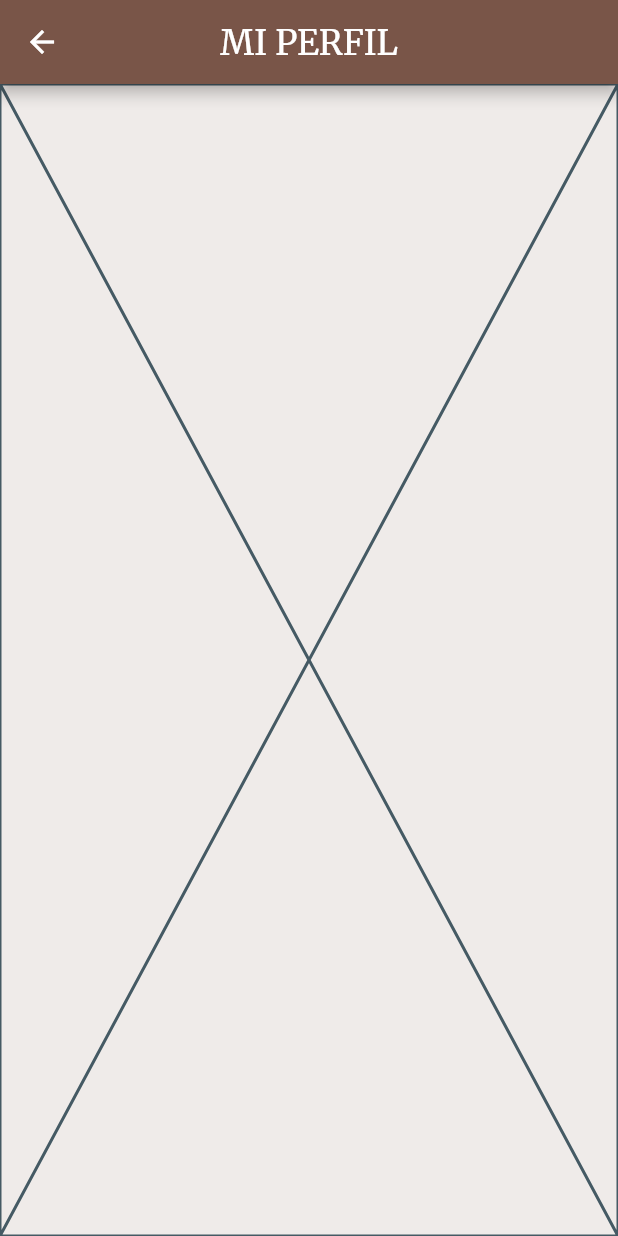
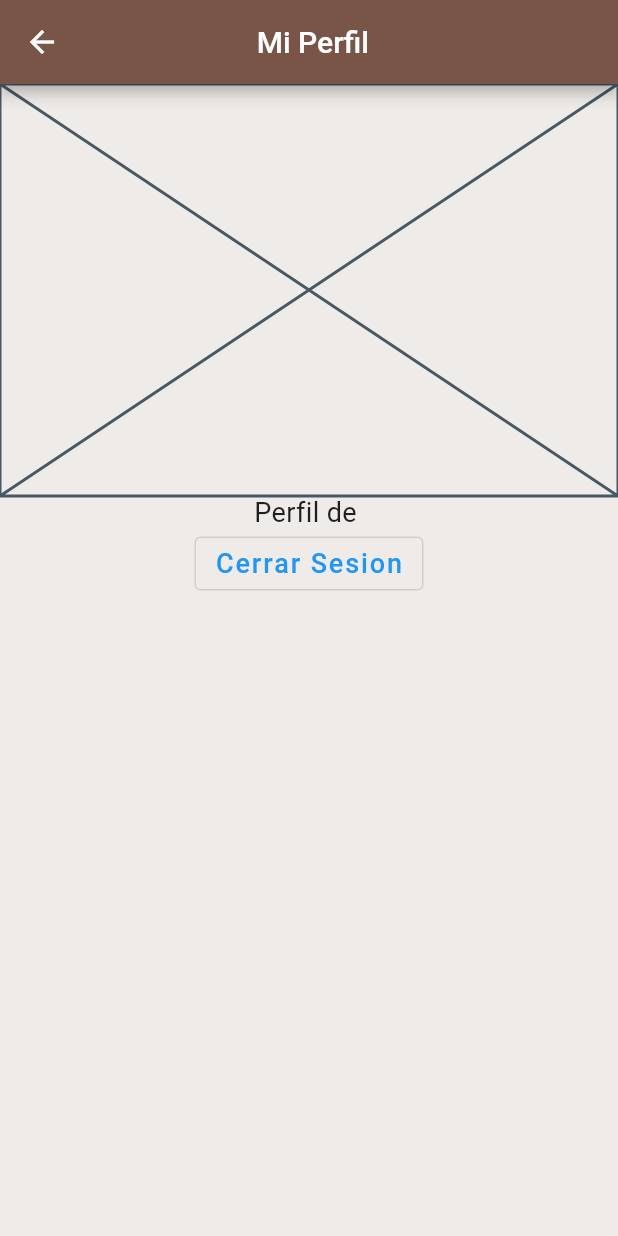
Before and after one commit to ExeSalinas/NetGrow_Flutter, a Flutter app: the Profile screen opened directly, on a phone screen of 412 x 824 dp. Run offline on Flutter 3.47's test engine with Material 2 defaults, Android fonts, the phone set to English and light mode, and no system bars; our stand-ins replace email_validator, firebase_analytics, firebase_auth, firebase_core, google_fonts; accounts and stored records are empty; network calls fail.

Commit message:
Agregada La ruta de profile_route.dart Agregado el metodo para el deslogeo y reenvio de verificacion en el el auth Agregado el metodo logLogout para Registrar el el logout de un usuario en Analytycs

```diff
--- a/lib/Routes/profile_route.dart
+++ b/lib/Routes/profile_route.dart
@@ -1,7 +1,11 @@
+import 'package:firebase_auth/firebase_auth.dart';
+import 'package:flutter/material.dart';
+import 'package:netgrow/Routes/Router.dart';
+import 'package:netgrow/Routes/login_route.dart';
+import 'package:netgrow/Services/analytics.dart';
+import 'package:netgrow/Services/auth.dart';
 
-import 'package:flutter/material.dart';
-
-class Profile extends StatelessWidget {
+class Profile extends StatefulWidget {
   const Profile({Key? key}) : super(key: key);
 
   static String id = 'Profile';
@@ -12,22 +16,69 @@ class Profile extends StatelessWidget {
     );
   }
 
+  @override
+  _ProfileState createState() => _ProfileState();
+}
 
-
+class _ProfileState extends State<Profile> {
   @override
   Widget build(BuildContext context) {
+    // vamos a susbscribirnos a state changes , de forma que podamos reflejar
+    // en el perfl los cambios en la cuenta , ejemplo que confirme el email
+    final _auth = AuthService.instance;
+    final _analytics = AnalyticsService.instance;
 
+    final logoutBtn =
+        OutlinedButton(onPressed: () async{
+          await _auth.singOut();
+          await _analytics.logLogout();
+          NetGrowRouter.instance.pushAndRemoveUntil(Login.route());
+
+        }, child: Text("Cerrar Sesion"));
 
     return Scaffold(
       appBar: AppBar(
+        title: Text(" Mi Perfil"),
         centerTitle: true,
-        title: Text(
-          // TODO, poner el nombre del usuario
-          "MI PERFIL",
-          style: Theme.of(context).textTheme.headline5,
-        ),
       ),
-      body: Center(child: Placeholder()),
+      body: StreamBuilder<User?>(
+          stream: _auth.authStateChanges(),
+          builder: (BuildContext context, AsyncSnapshot<User?> snapshot) {
+            // Si snapshot no tiene data , aun esta cargando.
+            if (!snapshot.hasData) {
+              return CircularProgressIndicator();
+            }
+            // Si el snapshot, tiene un error informar
+            if (snapshot.hasError) {
+              return Center(
+                  child: Text("Error, no se pudo conectar",
+                      style: Theme.of(context).textTheme.headline4));
+            }
+            // Pido el usario al snapshot
+            final User? user = snapshot.data;
+            return Column(
+              children: <Widget>[
+                Center(
+                  child: Placeholder(
+                    // TODO AGREGAR UN AIMAGEN BONITA
+                    fallbackHeight: MediaQuery.of(context).size.height / 3,
+                    fallbackWidth: MediaQuery.of(context).size.width / 2,
+                  ),
+                ),
+                if (user != null) Text("Perfil de ${user.displayName}"),
+                if (user != null && !user.emailVerified)
+                  Center(
+                    child: ElevatedButton(
+                      onPressed: () {
+                        user.sendEmailVerification();
+                      },
+                      child: Text("Verifica tu email"),
+                    ),
+                  ),
+                logoutBtn
+              ],
+            );
+          }),
     );
   }
 }
--- a/lib/Services/analytics.dart
+++ b/lib/Services/analytics.dart
@@ -31,6 +31,11 @@ class AnalyticsService {
     await _analytics.setUserId(userID);
     await _analytics.setUserProperty(name: 'UserRol', value: userRol);
   }
+
+  Future<void> logLogout() async{
+     _analytics.logEvent(name: "Logout");
+  }
+
   /// Logea el evento de Registro de un Arduino
   Future<void> logArduinoRegistered() async {
     _analytics.logEvent(name: "ArduinoRegistrado");
--- a/lib/Services/auth.dart
+++ b/lib/Services/auth.dart
@@ -42,4 +42,8 @@ class AuthService {
       showAlertDialog(e.toString());
     }
   }
+
+  Future<void> singOut() async {
+    await _firebaseAuth.signOut();
+  }
 }
```
